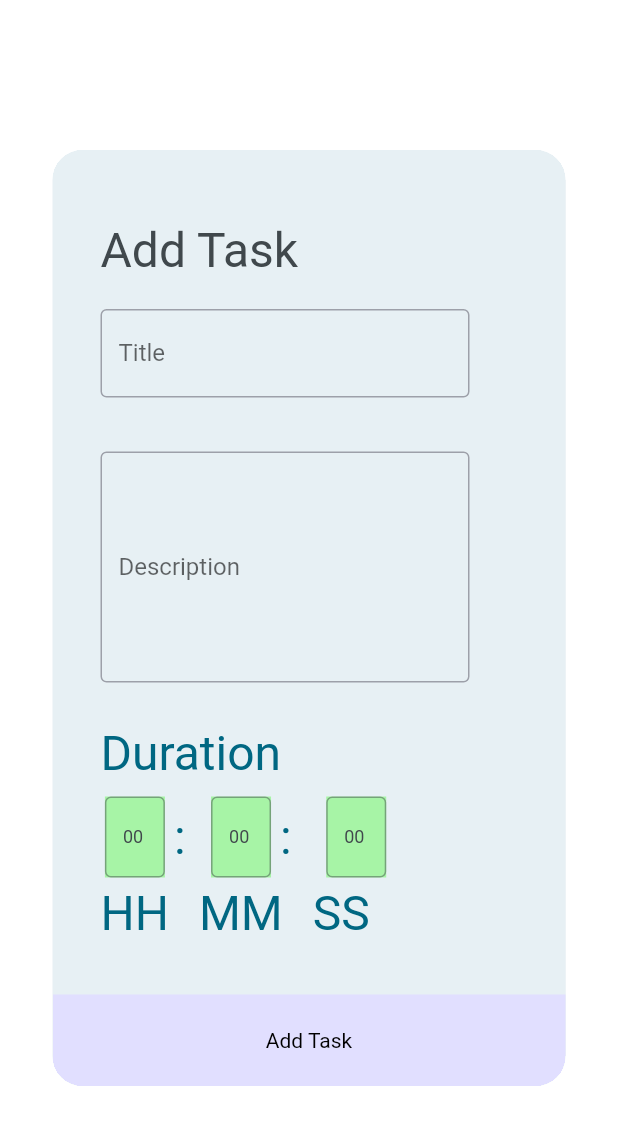
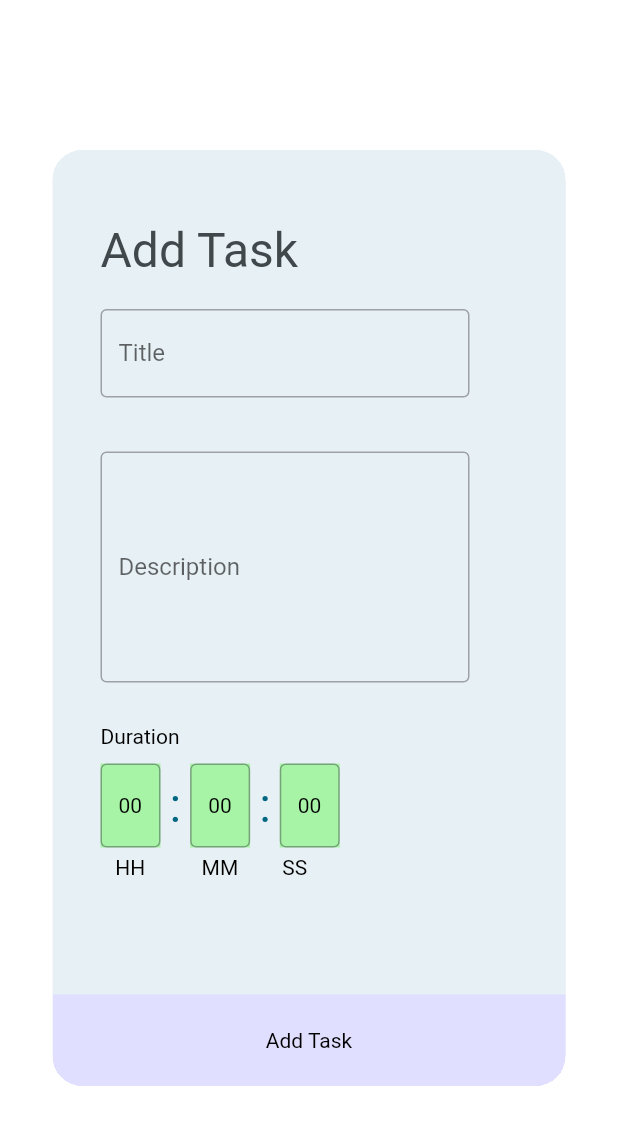
Before and after one commit to jaswanth-gollamudi/Timer_App, a Flutter app: the AddTaskDialog screen opened directly, on a phone screen of 412 x 824 dp. Shown: the top 1125 px of the screen. Run offline on Flutter 3.47's test engine with Material 2 defaults, Android fonts, the phone set to English and light mode, and no system bars; our stand-ins replace audioplayers, drift; accounts and stored records are empty; generated files the repository leaves out were written again.

Commit message:
==> Refactored code and fixed bugs.

```diff
--- a/lib/themes/app_theme.dart
+++ b/lib/themes/app_theme.dart
@@ -19,6 +19,7 @@ ThemeData appTheme = ThemeData(
   ),
 
   textTheme:  TextTheme(
+
     headlineLarge: const TextStyle(
         fontSize: AppConstants.appBarTitleTextSize,
         fontWeight: FontWeight.w400,
@@ -34,8 +35,7 @@ ThemeData appTheme = ThemeData(
       color: Colors.black
     ),
 
-
-    headline1: const TextStyle(
+    headlineMedium: const TextStyle(
     fontSize: AppConstants.splashScreenTextSize,
     fontWeight: FontWeight.w400,
     color: AppConstants.splashScreenTextPrimaryColor,
@@ -45,6 +45,18 @@ ThemeData appTheme = ThemeData(
         offset: Offset(-3, 2),
       ),
     ]),
+
+
+    // headline1: const TextStyle(
+    //     fontSize: AppConstants.splashScreenTextSize,
+    //     fontWeight: FontWeight.w400,
+    //     color: AppConstants.splashScreenTextPrimaryColor,
+    //     shadows: [
+    //       Shadow(
+    //         color: AppConstants.splashScreenTextShadowColor,
+    //         offset: Offset(-3, 2),
+    //       ),
+    //     ]),
 
 /*    subtitle1: TextStyle(
         fontSize: AppConstants.splashScreenTextSize,
--- a/lib/views/add_task_dialog.dart
+++ b/lib/views/add_task_dialog.dart
@@ -90,9 +90,12 @@ class _AddTaskDialogState extends State<AddTaskDialog> {
                     ),
                   ),
                 ),
-                const Padding(
+                Padding(
                   padding: EdgeInsets.only(top: 28, bottom: 10),
-                  child: Text("Duration"),
+                  child: Text(
+                    "Duration",
+                    style: appTheme.textTheme.bodySmall,
+                  ),
                 ),
                 Row(
                   children: [
@@ -151,10 +154,7 @@ class _AddTaskDialogState extends State<AddTaskDialog> {
                   LengthLimitingTextInputFormatter(2),
                 ],
                 controller: controller,
-                style: appTheme.textTheme.headlineLarge?.copyWith(
-                  color: AppConstants.addTaskTitleColor,
-                  fontSize: 12,
-                ),
+                style: appTheme.textTheme.bodySmall,
                 decoration: const InputDecoration(
                   border: OutlineInputBorder(),
                 ),
@@ -169,7 +169,10 @@ class _AddTaskDialogState extends State<AddTaskDialog> {
         ),
         Padding(
           padding: const EdgeInsets.only(right: 20, top: 5),
-          child: Text(title),
+          child: Text(
+            title,
+            style: appTheme.textTheme.bodySmall,
+          ),
         ),
       ],
     );
@@ -177,6 +180,13 @@ class _AddTaskDialogState extends State<AddTaskDialog> {
 
   void _saveToDb() {
     final taskData = Provider.of<TaskData>(context, listen: false);
+    if(hoursController.text.isEmpty){
+      hoursController.text ="00";
+    } else if(minutesController.text.isEmpty){
+      minutesController.text ="00";
+    }else if(secondsController.text.isEmpty){
+      secondsController.text = "00";
+    }
     taskData
         .addTask(AllTasksCompanion(
             title: dr.Value(titleController.text),
--- a/lib/views/dashboard.dart
+++ b/lib/views/dashboard.dart
@@ -69,7 +69,8 @@ class _DashboardState extends State<Dashboard> {
             const SizedBox(
               width: 70,
             ),
-            const Text(AppConstants.noTimerPresentText),
+            // const Text(AppConstants.noTimerPresentText),
+             Text(AppConstants.noTimerPresentText,style: appTheme.textTheme.bodySmall,),
             Image.asset(
               AppConstants.noTimerPresentArrowPath,
             ),
--- a/lib/views/splash_screen.dart
+++ b/lib/views/splash_screen.dart
@@ -32,7 +32,7 @@ class _SplashScreenState extends State<SplashScreen> {
         children: [
           Image.asset(AppConstants.splashScreenImagePath,),
           const SizedBox(height: AppConstants.splashScreenTextSize,),
-          Text(AppConstants.splashScreenTitle ,style: appTheme.textTheme.headline1,),
+          Text(AppConstants.splashScreenTitle ,style: appTheme.textTheme.headlineMedium,),
         ],
       )),
     );
```
Also changed, not shown: lib/themes/constants.dart (+3 -14 lines), lib/views/task_list_widget.dart (+23 -102 lines), lib/database/utils/data_repo.dart (deleted). Lines whose indentation alone changed are shown as unchanged.
